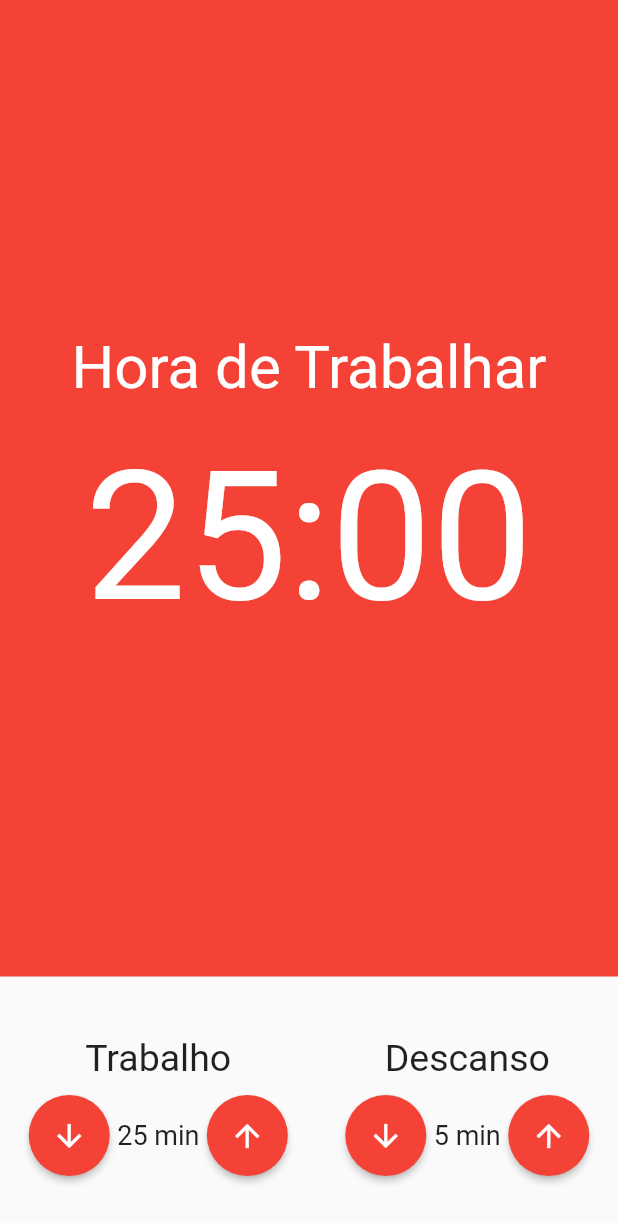
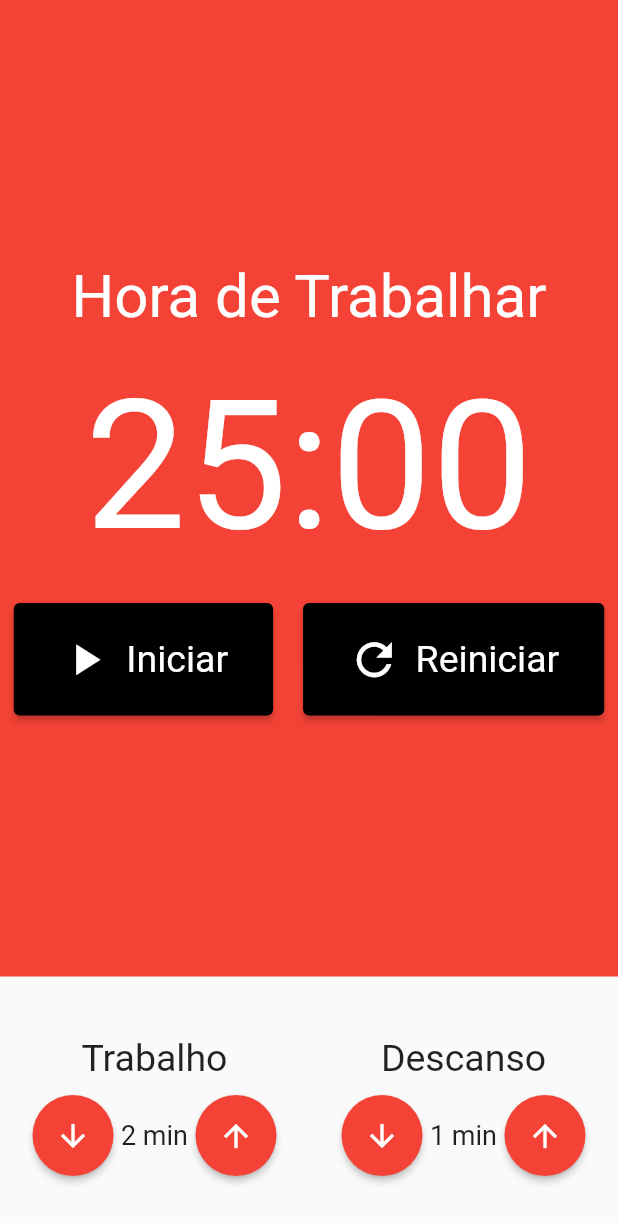
Before and after one commit to ramonmpacheco/pomodoro, a Flutter app: the screen it shows after launch, on a phone screen of 412 x 824 dp. Shown: the top 1223 px of the screen. Run offline on Flutter 3.47's test engine with Material 2 defaults, Android fonts, the phone set to English and light mode, and no system bars; our stand-ins replace mobx; generated files the repository leaves out were written again.

Commit message:
add: cronometro store

```diff
--- a/lib/components/cronometro.dart
+++ b/lib/components/cronometro.dart
@@ -1,4 +1,5 @@
 import 'package:flutter/material.dart';
+import 'package:pomodoro/components/cronometro_botao.dart';
 
 class Cronometro extends StatelessWidget {
   const Cronometro({Key? key}) : super(key: key);
@@ -25,6 +26,26 @@ class Cronometro extends StatelessWidget {
               fontSize: 120,
               color: Colors.white,
             ),
+          ),
+          SizedBox(height: 20),
+          Row(
+            mainAxisAlignment: MainAxisAlignment.center,
+            children: [
+              Padding(
+                padding: const EdgeInsets.only(right: 10),
+                child:
+                    CronometroBotao(texto: 'Iniciar', icone: Icons.play_arrow),
+              ),
+              // Padding(
+              //   padding: const EdgeInsets.only(right: 10),
+              //   child: CronometroBotao(texto: 'Parar', icone: Icons.stop),
+              // ),
+              Padding(
+                padding: const EdgeInsets.only(left: 10),
+                child:
+                    CronometroBotao(texto: 'Reiniciar', icone: Icons.refresh),
+              ),
+            ],
           )
         ],
       ),
--- /dev/null
+++ b/lib/components/cronometro_botao.dart
@@ -0,0 +1,36 @@
+import 'package:flutter/material.dart';
+
+class CronometroBotao extends StatelessWidget {
+  final String texto;
+  final IconData icone;
+
+  const CronometroBotao({
+    Key? key,
+    required this.texto,
+    required this.icone,
+  }) : super(key: key);
+
+  @override
+  Widget build(BuildContext context) {
+    return ElevatedButton(
+      onPressed: () {},
+      child: Row(
+        children: [
+          Padding(
+            padding: const EdgeInsets.only(right: 10),
+            child: Icon(
+              icone,
+              size: 35,
+            ),
+          ),
+          Text(texto),
+        ],
+      ),
+      style: ElevatedButton.styleFrom(
+        primary: Colors.black,
+        padding: EdgeInsets.symmetric(horizontal: 30, vertical: 20),
+        textStyle: TextStyle(fontSize: 25),
+      ),
+    );
+  }
+}
--- a/lib/main.dart
+++ b/lib/main.dart
@@ -1,5 +1,7 @@
 import 'package:flutter/material.dart';
 import 'package:pomodoro/pages/pomodoro.dart';
+import 'package:provider/provider.dart';
+import 'package:pomodoro/store/pomodoro.store.dart';
 
 void main() {
   runApp(MyApp());
@@ -9,12 +11,19 @@ class MyApp extends StatelessWidget {
   // This widget is the root of your application.
   @override
   Widget build(BuildContext context) {
-    return MaterialApp(
-      title: 'Flutter Demo',
-      theme: ThemeData(
-        primarySwatch: Colors.blue,
+    return MultiProvider(
+      providers: [
+        Provider<PomodoroStore>(
+          create: (_) => PomodoroStore(),
+        )
+      ],
+      child: MaterialApp(
+        title: 'Flutter Demo',
+        theme: ThemeData(
+          primarySwatch: Colors.blue,
+        ),
+        home: Pomodoro(),
       ),
-      home: Pomodoro(),
     );
   }
 }
--- a/lib/pages/pomodoro.dart
+++ b/lib/pages/pomodoro.dart
@@ -1,12 +1,16 @@
 import 'package:flutter/material.dart';
 import 'package:pomodoro/components/cronometro.dart';
 import 'package:pomodoro/components/entrada_tempo.dart';
+import 'package:pomodoro/store/pomodoro.store.dart';
+import 'package:provider/provider.dart';
 
 class Pomodoro extends StatelessWidget {
   const Pomodoro({Key? key}) : super(key: key);
 
   @override
   Widget build(BuildContext context) {
+    final store = Provider.of<PomodoroStore>(context);
+
     return Scaffold(
       body: Column(
         crossAxisAlignment: CrossAxisAlignment.stretch,
@@ -19,8 +23,8 @@ class Pomodoro extends StatelessWidget {
             child: Row(
               mainAxisAlignment: MainAxisAlignment.spaceAround,
               children: [
-                EntradaTempo(titulo: 'Trabalho', valor: 25),
-                EntradaTempo(titulo: 'Descanso', valor: 5),
+                EntradaTempo(titulo: 'Trabalho', valor: store.tempoTrabalho),
+                EntradaTempo(titulo: 'Descanso', valor: store.tempoDescanso),
               ],
             ),
           ),
--- /dev/null
+++ b/lib/store/pomodoro.store.dart
@@ -0,0 +1,33 @@
+import 'package:mobx/mobx.dart';
+
+part 'pomodoro.store.g.dart';
+
+class PomodoroStore = _PomodoroStore with _$PomodoroStore;
+
+abstract class _PomodoroStore with Store {
+  @observable
+  int tempoTrabalho = 2;
+
+  @observable
+  int tempoDescanso = 1;
+
+  @action
+  void incrementarTempoTrabalho() {
+    tempoTrabalho++;
+  }
+
+  @action
+  void decrementarTempoTrabalho() {
+    tempoTrabalho--;
+  }
+
+  @action
+  void incrementarTempoDescanso() {
+    tempoDescanso++;
+  }
+
+  @action
+  void decrementarTempoDescanso() {
+    tempoDescanso--;
+  }
+}
```
Also changed, not shown: lib/store/pomodoro.store.g.dart (added), 1 other file.
